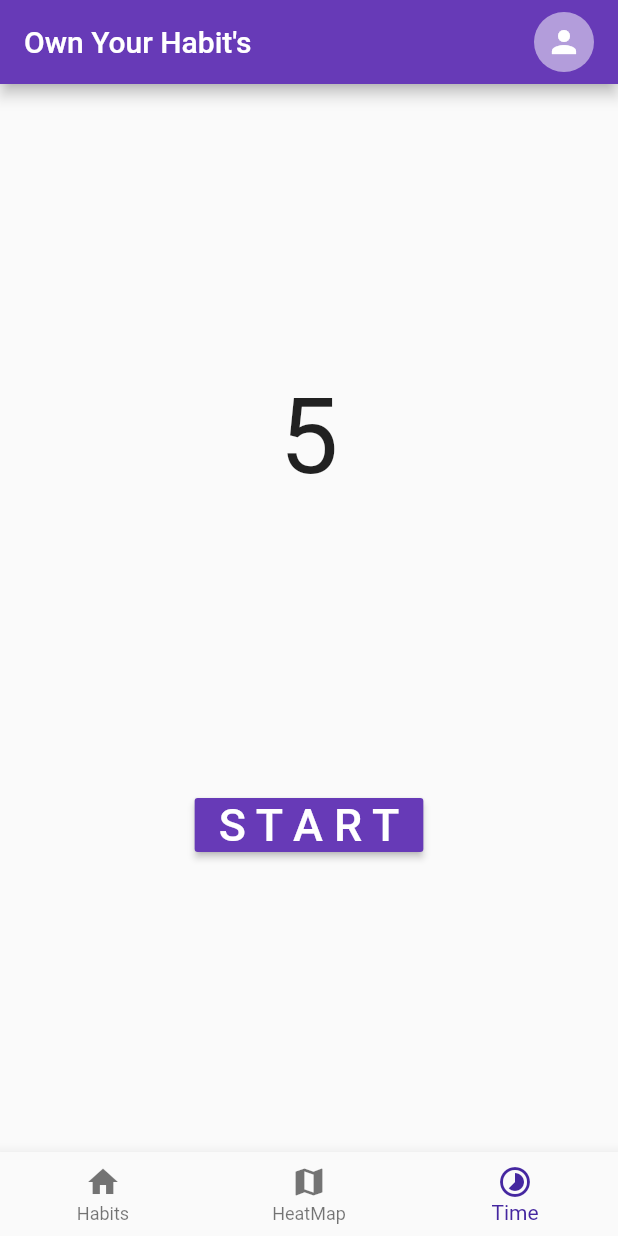
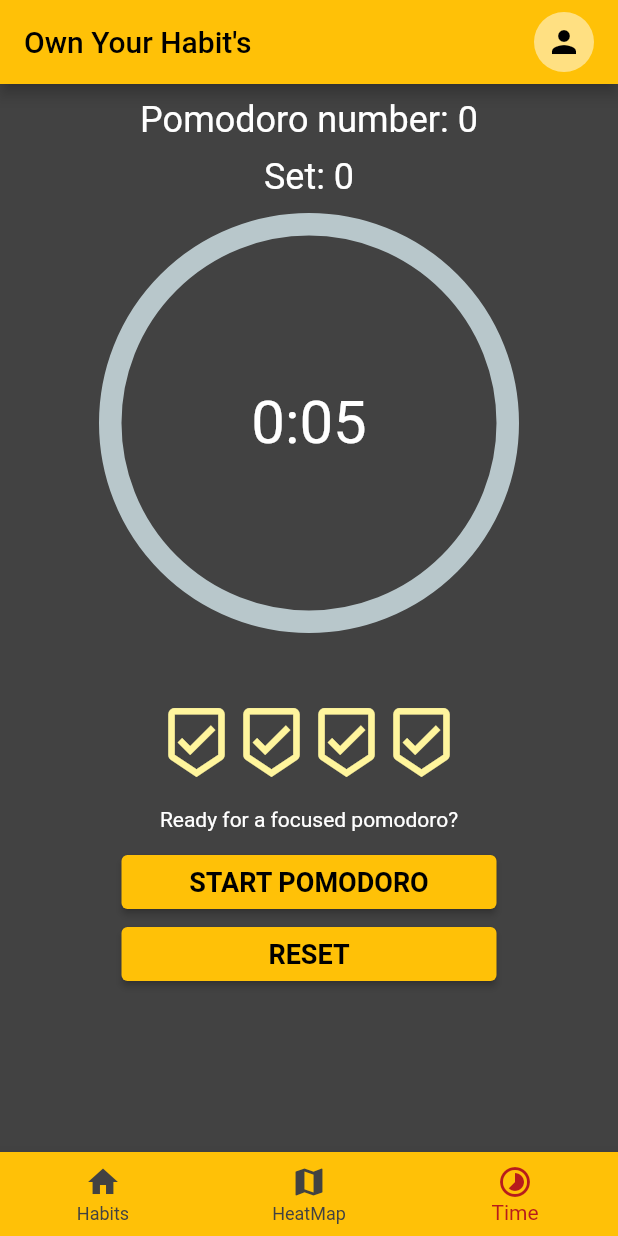
Before and after one commit to patrickkoszewski/habit_tracker_hive_local_storage, a Flutter app: the screen it shows after launch, item 3 of the bottom bar chosen, on a phone screen of 412 x 824 dp. Run offline on Flutter 3.47's test engine with Material 2 defaults, Android fonts, the phone set to English and light mode, and no system bars; drawn by our look-alikes of percent_indicator; our stand-ins replace audioplayers, flutter_heatmap_calendar, flutter_slidable, hive_flutter; accounts and stored records are empty.

Commit message:
Add Pomodoro

```diff
--- a/lib/components/habit_tile.dart
+++ b/lib/components/habit_tile.dart
@@ -35,7 +35,7 @@ class HabitTile extends StatelessWidget {
             //delete option
             SlidableAction(
               onPressed: deleteTapped,
-              backgroundColor: Colors.red.shade400,
+              backgroundColor: Colors.red.shade900,
               icon: Icons.delete,
               borderRadius: BorderRadius.circular(12),
             ),
@@ -44,7 +44,7 @@ class HabitTile extends StatelessWidget {
         child: Container(
           padding: const EdgeInsets.all(24),
           decoration: BoxDecoration(
-            color: Colors.grey[100],
+            color: Colors.grey[300],
             borderRadius: BorderRadius.circular(12),
           ),
           child: Row(
--- a/lib/data/habit_database.dart
+++ b/lib/data/habit_database.dart
@@ -7,7 +7,7 @@ final _myBox = Hive.box('Habit_Database');
 
 class HabitDatabase {
   List todaysHabitList = [
-    Text('Hello'),
+    const Text('Hello'),
   ];
   Map<DateTime, int> heatMapDataSet = {};
 
@@ -102,7 +102,6 @@ class HabitDatabase {
       };
 
       heatMapDataSet.addEntries(percentForEachDay.entries);
-      print(heatMapDataSet);
     }
   }
 }
--- a/lib/main.dart
+++ b/lib/main.dart
@@ -20,7 +20,7 @@ class MyApp extends StatelessWidget {
     return MaterialApp(
       debugShowCheckedModeBanner: false,
       home: const HomePage(),
-      theme: ThemeData(primarySwatch: Colors.deepPurple),
+      theme: ThemeData(primarySwatch: Colors.amber),
     );
   }
 }
--- /dev/null
+++ b/lib/model/pomodoro_status.dart
@@ -0,0 +1,9 @@
+enum PomodoroStatus {
+  runingPomodoro,
+  pausedPomodoro,
+  runningShortBreak,
+  pausedShortBreak,
+  runningLongBreak,
+  pausedLongBreak,
+  setFinished,
+}
--- a/lib/pages/habit_page.dart
+++ b/lib/pages/habit_page.dart
@@ -119,7 +119,7 @@ class _HabitPageState extends State<HabitPage> {
   @override
   Widget build(BuildContext context) {
     return Scaffold(
-      backgroundColor: Colors.grey[300],
+      backgroundColor: Colors.grey[800],
       floatingActionButton: MyFloatingActionButton(
         onPressed: createNewHabit,
       ),
--- a/lib/pages/home_page.dart
+++ b/lib/pages/home_page.dart
@@ -1,5 +1,6 @@
 import 'package:flutter/material.dart';
 import 'package:habit_tracker_hive_local_storage/pages/habit_page.dart';
+import 'package:habit_tracker_hive_local_storage/pages/pomodoro_page.dart';
 import 'package:habit_tracker_hive_local_storage/pages/profile_page.dart';
 import 'package:habit_tracker_hive_local_storage/pages/test_page.dart';
 import 'package:habit_tracker_hive_local_storage/pages/timer.dart';
@@ -18,7 +19,7 @@ class _HomePageState extends State<HomePage> {
   static List<Widget> _widgetOptions = <Widget>[
     HabitPage(),
     HeatMapPage(),
-    TimerPage(),
+    PomodoroPage(),
   ];
 
   void _onItemTapped(int index) {
@@ -47,7 +48,7 @@ class _HomePageState extends State<HomePage> {
                   child: Container(
                     height: 40,
                     width: 40,
-                    color: Colors.deepPurple[200],
+                    color: Colors.amber[200],
                     child: const Icon(Icons.person),
                   )),
             ),
@@ -73,7 +74,9 @@ class _HomePageState extends State<HomePage> {
           ),
         ],
         currentIndex: _selectedIndex,
-        selectedItemColor: Colors.deepPurple[800],
+        backgroundColor: Colors.amber,
+        unselectedItemColor: Colors.grey[800],
+        selectedItemColor: Colors.red[900],
         onTap: _onItemTapped,
       ),
     );
--- /dev/null
+++ b/lib/pages/pomodoro_page.dart
@@ -0,0 +1,353 @@
+import 'dart:async';
+
+import 'package:audioplayers/audioplayers.dart';
+import 'package:flutter/material.dart';
+import 'package:percent_indicator/percent_indicator.dart';
+import 'package:habit_tracker_hive_local_storage/model/pomodoro_status.dart';
+import 'package:habit_tracker_hive_local_storage/utils/pomodoro_constants.dart';
+import 'package:habit_tracker_hive_local_storage/widget/pomodoro_progress_icons.dart';
+import 'package:habit_tracker_hive_local_storage/widget/pomodoro_custom_button.dart';
+
+class PomodoroPage extends StatefulWidget {
+  @override
+  State<PomodoroPage> createState() => _PomodoroPageState();
+}
+
+const _btnTextStart = 'START POMODORO';
+const _btnTextResumePomodoro = 'RESUME POMODORO';
+const _btnTextResumeBreak = 'RESUME BREAK';
+const _btnTextStartShortBreak = 'TAKE SHORT BREAK';
+const _btnTextStartLongBreak = 'TAKE LONG BREAK';
+const _btnTextStartNewSet = 'START NEW SET';
+const _btnTextPause = 'PAUSE';
+const _btnTextReset = 'RESET';
+
+class _PomodoroPageState extends State<PomodoroPage> {
+  final AudioCache _player = AudioCache();
+  final player = AudioPlayer();
+  int remainingTime = pomodoroTotalTime;
+  String mainBtnText = _btnTextStart;
+
+  Timer _timer = Timer.periodic(const Duration(seconds: 1), (timer) {
+    // code to be executed every second
+  });
+  int pomodoroNum = 0;
+  int setNum = 0;
+  PomodoroStatus pomodoroStatus = PomodoroStatus.pausedPomodoro;
+
+  @override
+  void dispose() {
+    _cancelTimer();
+    super.dispose();
+  }
+
+  //you should hold sound befor for not having any delays
+  @override
+  void initState() {
+    super.initState();
+    _player.load('tomato.mp3');
+  }
+
+  @override
+  Widget build(BuildContext context) {
+    return Scaffold(
+      //appBar: AppBar(title: const Center(child: Text('Title'))),
+      backgroundColor: Colors.grey[800],
+      body: SafeArea(
+          child: Center(
+        child: Column(
+          children: [
+            const SizedBox(
+              height: 10,
+            ),
+            Text(
+              'Pomodoro number: $pomodoroNum',
+              style: const TextStyle(fontSize: 24, color: Colors.white),
+            ),
+            const SizedBox(
+              height: 10,
+            ),
+            Text(
+              'Set: $setNum',
+              style: const TextStyle(fontSize: 24, color: Colors.white),
+            ),
+            Column(
+              mainAxisAlignment: MainAxisAlignment.center,
+              children: [
+                const SizedBox(
+                  height: 10,
+                ),
+                CircularPercentIndicator(
+                  radius: 140.0,
+                  lineWidth: 15.0,
+                  percent: _getPomodoroPercentage(),
+                  //zaookrąglenie wewnąrz indikatora
+                  circularStrokeCap: CircularStrokeCap.round,
+                  center: Text(
+                    _secondsToFormatedString(remainingTime),
+                    style: const TextStyle(fontSize: 40, color: Colors.white),
+                  ),
+                  progressColor: statusColor[pomodoroStatus],
+                ),
+                const SizedBox(
+                  height: 40,
+                ),
+                ProgressIcons(
+                  total: pomodoroPerSet,
+                  done: pomodoroNum - (setNum * pomodoroPerSet),
+                ),
+                const SizedBox(
+                  height: 10,
+                ),
+                Text(
+                  statusDescription[pomodoroStatus]!,
+                  style: const TextStyle(color: Colors.white),
+                ),
+                const SizedBox(
+                  height: 10,
+                ),
+                SizedBox(
+                  width: 250,
+                  child: PomodoroCustomButton(
+                    onTap: _mainButtonPressed,
+                    text: mainBtnText,
+                  ),
+                ),
+                SizedBox(
+                  width: 250,
+                  child: PomodoroCustomButton(
+                    onTap: _resetButtonPressed,
+                    text: _btnTextReset,
+                  ),
+                ),
+              ],
+            ),
+          ],
+        ),
+      )),
+    );
+  }
+
+//Method to convert sec to min
+  _secondsToFormatedString(int seconds) {
+    // ~ - rounded
+    int roundedMinutes = seconds ~/ 60;
+    int remainingSeconds = seconds - (roundedMinutes * 60);
+    String remainingSecondsFormated;
+
+    if (remainingSeconds < 10) {
+      remainingSecondsFormated = '0$remainingSeconds';
+    } else {
+      remainingSecondsFormated = remainingSeconds.toString();
+    }
+
+    return '$roundedMinutes:$remainingSecondsFormated';
+  }
+
+// Method
+  _getPomodoroPercentage() {
+    int totalTime;
+    switch (pomodoroStatus) {
+      case PomodoroStatus.runingPomodoro:
+        totalTime = pomodoroTotalTime;
+        break;
+      case PomodoroStatus.pausedPomodoro:
+        totalTime = pomodoroTotalTime;
+        break;
+      case PomodoroStatus.runningShortBreak:
+        totalTime = shortBreakTime;
+        break;
+      case PomodoroStatus.pausedShortBreak:
+        totalTime = shortBreakTime;
+        break;
+      case PomodoroStatus.runningLongBreak:
+        totalTime = longBreakTime;
+        break;
+      case PomodoroStatus.pausedLongBreak:
+        totalTime = longBreakTime;
+        break;
+      case PomodoroStatus.setFinished:
+        totalTime = pomodoroTotalTime;
+        break;
+    }
+
+    double percentage = (totalTime - remainingTime) / totalTime;
+    return percentage;
+  }
+
+// Method for onTap<MainButton> //jaki tekst ma się wyświetlać
+  _mainButtonPressed() {
+    switch (pomodoroStatus) {
+      case PomodoroStatus.pausedPomodoro:
+        _startPomodoroCountdown();
+        break;
+      case PomodoroStatus.runingPomodoro:
+        _pausePomodoroCountdown();
+        break;
+      case PomodoroStatus.runningShortBreak:
+        _pauseShortBreakCountdown();
+        break;
+      case PomodoroStatus.pausedShortBreak:
+        _startShortBreak();
+        break;
+      case PomodoroStatus.runningLongBreak:
+        _pauseLongBreakCountdown();
+        break;
+      case PomodoroStatus.pausedLongBreak:
+        _startLongBreak();
+        break;
+      case PomodoroStatus.setFinished:
+        setNum++;
+        _startPomodoroCountdown();
+        break;
+    }
+  }
+
+  //here 1 state changes ony once not every second
+  _startShortBreak() {
+    pomodoroStatus = PomodoroStatus.runningShortBreak;
+    setState(() {
+      mainBtnText = _btnTextPause;
+    });
+    _cancelTimer();
+    _timer = Timer.periodic(
+        const Duration(seconds: 1),
+        (timer) => {
+              if (remainingTime > 0)
+                {
+                  setState(() {
+                    remainingTime--;
+                  }),
+                }
+              else
+                {
+                  // we finished short break it should ask user to start new pomodoro
+                  _playSound(),
+                  remainingTime = pomodoroTotalTime,
+                  _cancelTimer(),
+                  pomodoroStatus = PomodoroStatus.pausedPomodoro,
+                  setState(() {
+                    mainBtnText = _btnTextStart;
+                  }),
+                }
+            });
+  }
+
+  _startLongBreak() {
+    pomodoroStatus = PomodoroStatus.runningLongBreak;
+    setState(() {
+      mainBtnText = _btnTextPause;
+    });
+    _cancelTimer();
+    _timer = Timer.periodic(
+        const Duration(seconds: 1),
+        (timer) => {
+              if (remainingTime > 0)
+                {
+                  setState(() {
+                    remainingTime--;
+                  }),
+                }
+              else
+                {
+                  // we finished long break it should ask user to start new pomodoro
+                  _playSound(),
+                  remainingTime = pomodoroTotalTime,
+                  _cancelTimer(),
+                  pomodoroStatus = PomodoroStatus.setFinished,
+                  setState(() {
+                    mainBtnText = _btnTextStartNewSet;
+                  }),
+                }
+            });
+  }
+
+  _startPomodoroCountdown() {
+    pomodoroStatus = PomodoroStatus.runingPomodoro;
+    _cancelTimer();
+
+    _timer = Timer.periodic(
+        const Duration(seconds: 1),
+        (timer) => {
+              if (remainingTime > 0)
+                {
+                  setState(() {
+                    remainingTime--;
+                    mainBtnText = _btnTextPause;
+                  })
+                }
+              else
+                {
+                  _playSound(),
+                  pomodoroNum++,
+                  _cancelTimer(),
+                  if (pomodoroNum % pomodoroPerSet == 0)
+                    {
+                      pomodoroStatus = PomodoroStatus.pausedLongBreak,
+                      setState(() {
+                        remainingTime = longBreakTime;
+                        mainBtnText = _btnTextStartLongBreak;
+                      }),
+                    }
+                  else
+                    {
+                      pomodoroStatus = PomodoroStatus.pausedShortBreak,
+                      setState(() {
+                        remainingTime = shortBreakTime;
+                        mainBtnText = _btnTextStartShortBreak;
+                      }),
+                    }
+                }
+            });
+  }
+
+  _pausePomodoroCountdown() {
+    pomodoroStatus = PomodoroStatus.pausedPomodoro;
+    _cancelTimer();
+    setState(() {
+      mainBtnText = _btnTextResumePomodoro;
+    });
+  }
+
+  _resetButtonPressed() {
+    pomodoroNum = 0;
+    setNum = 0;
+    _cancelTimer();
+    _stopCountdown();
+  }
+
+  _stopCountdown() {
+    pomodoroStatus = PomodoroStatus.pausedPomodoro;
+    setState(() {
+      mainBtnText = _btnTextStart;
+      remainingTime = pomodoroTotalTime;
+    });
+  }
+
+  // break 5 min // long break 15 min
+  _pauseShortBreakCountdown() {
+    pomodoroStatus = PomodoroStatus.pausedShortBreak;
+    _pauseBreakCountdown();
+  }
+
+  _pauseLongBreakCountdown() {
+    pomodoroStatus = PomodoroStatus.pausedLongBreak;
+    _pauseBreakCountdown();
+  }
+
+  _pauseBreakCountdown() {
+    _cancelTimer();
+
+    mainBtnText = _btnTextResumeBreak;
+  }
+
+  _cancelTimer() {
+    if (_timer != null) {
+      _timer.cancel();
+    }
+  }
+
+  _playSound() {
+    player.play(AssetSource('tomato.mp3'));
+  }
+}
--- /dev/null
+++ b/lib/utils/pomodoro_constants.dart
@@ -0,0 +1,32 @@
+// everything that should be avaible for app
+
+import 'package:flutter/material.dart';
+import 'package:habit_tracker_hive_local_storage/model/pomodoro_status.dart';
+
+const pomodoroTotalTime = 5; // <-test 25 * 60;
+const shortBreakTime = 3;
+const longBreakTime = 6;
+const pomodoroPerSet = 4;
+
+//so we can pass the pomodoroStatus and create description
+const Map<PomodoroStatus, String> statusDescription = {
+  PomodoroStatus.runingPomodoro: 'Pomodoro is running, time to be focused',
+  PomodoroStatus.pausedPomodoro: 'Ready for a focused pomodoro?',
+  PomodoroStatus.runningShortBreak: 'Short break running, time to relax',
+  PomodoroStatus.pausedShortBreak: 'Let\'s have a short break?',
+  PomodoroStatus.runningLongBreak: 'Pomodoro is running, time to be focused',
+  PomodoroStatus.pausedLongBreak: 'Long break running, time to relax',
+  PomodoroStatus.setFinished:
+      'Congratulation! You deserve a long break, ready to start?',
+};
+
+//map for Colors
+const Map<PomodoroStatus, MaterialColor> statusColor = {
+  PomodoroStatus.runingPomodoro: Colors.green,
+  PomodoroStatus.pausedPomodoro: Colors.orange,
+  PomodoroStatus.runningShortBreak: Colors.red,
+  PomodoroStatus.pausedShortBreak: Colors.orange,
+  PomodoroStatus.runningLongBreak: Colors.red,
+  PomodoroStatus.pausedLongBreak: Colors.orange,
+  PomodoroStatus.setFinished: Colors.orange,
+};
--- /dev/null
+++ b/lib/widget/pomodoro_custom_button.dart
@@ -0,0 +1,22 @@
+import 'package:flutter/material.dart';
+
+class PomodoroCustomButton extends StatelessWidget {
+  final void Function() onTap;
+  final String text;
+
+  const PomodoroCustomButton({required this.onTap, required this.text});
+
+  @override
+  Widget build(BuildContext context) {
+    return ButtonTheme(
+      minWidth: 200,
+      child: ElevatedButton(
+        onPressed: onTap,
+        child: Text(
+          text,
+          style: const TextStyle(fontSize: 18, fontWeight: FontWeight.bold),
+        ),
+      ),
+    );
+  }
+}
--- /dev/null
+++ b/lib/widget/pomodoro_progress_icons.dart
@@ -0,0 +1,45 @@
+import 'package:flutter/material.dart';
+
+/* Eeach set is 4 pomodoros */
+
+class ProgressIcons extends StatelessWidget {
+  final int total;
+  final int done;
+
+  const ProgressIcons({required this.total, required this.done});
+
+  @override
+  Widget build(BuildContext context) {
+    const iconSize = 50.0;
+
+    final doneIcon = Icon(
+      Icons.beenhere,
+      color: Colors.red[900],
+      size: iconSize,
+    );
+
+    final notdoneIcon = Icon(
+      Icons.beenhere_outlined,
+      color: Colors.yellow[200],
+      size: iconSize,
+    );
+
+    List<Icon> icons = [];
+
+    for (int i = 0; i < total; i++) {
+      if (i < done) {
+        icons.add(doneIcon);
+      } else {
+        icons.add(notdoneIcon);
+      }
+    }
+
+    return Padding(
+      padding: const EdgeInsets.all(8.0),
+      child: Row(
+        mainAxisAlignment: MainAxisAlignment.center,
+        children: icons,
+      ),
+    );
+  }
+}
```
Also changed, not shown: lib/pages/test_page.dart (+7 -6 lines), pubspec.yaml (+6 -4 lines), pubspec.lock, 6 other files.
